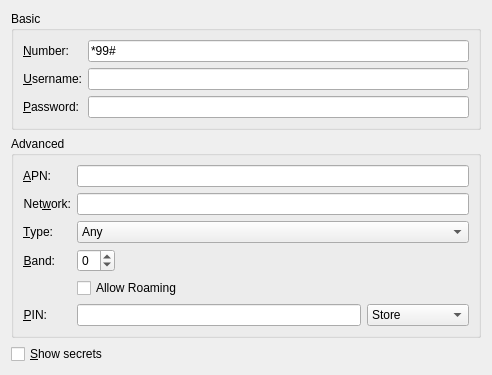
The window that libs/ui/gsm.ui (KDE/networkmanagement) describes before a commit, drawn with Qt 5.
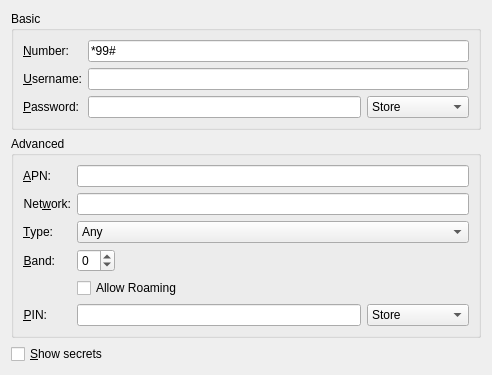
The same window after the commit. Custom widgets are drawn as their Qt base class.

Commit message: Add storage type combobox for GSM password field in GsmWidget.

The edit to the form file:
```diff
--- a/libs/ui/gsm.ui
+++ b/libs/ui/gsm.ui
@@ -82,7 +82,30 @@
        </widget>
       </item>
       <item row="2" column="1">
-       <widget class="KLineEdit" name="password"/>
+       <layout class="QHBoxLayout" name="horizontalLayout_3">
+        <item>
+         <widget class="KLineEdit" name="password"/>
+        </item>
+        <item>
+         <widget class="KComboBox" name="passwordStorage">
+          <item>
+           <property name="text">
+            <string>Store</string>
+           </property>
+          </item>
+          <item>
+           <property name="text">
+            <string>Always Ask</string>
+           </property>
+          </item>
+          <item>
+           <property name="text">
+            <string>Not Required</string>
+           </property>
+          </item>
+         </widget>
+        </item>
+       </layout>
       </item>
      </layout>
     </widget>
```
The commit also changes 3 other files.
